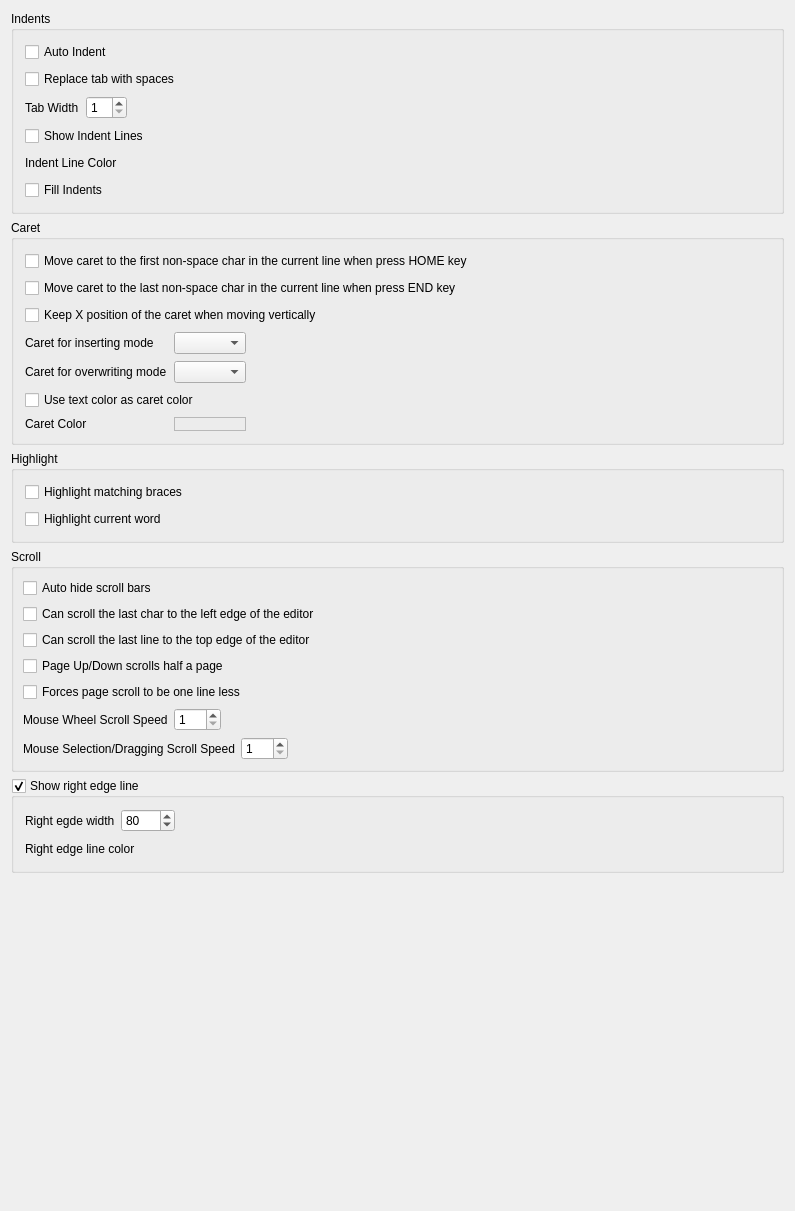
This is RedPandaIDE/settingsdialog/editorgeneralwidget.ui in royqh1979/RedPanda-CPP as Qt 5 draws it before an edit. The edited form follows.
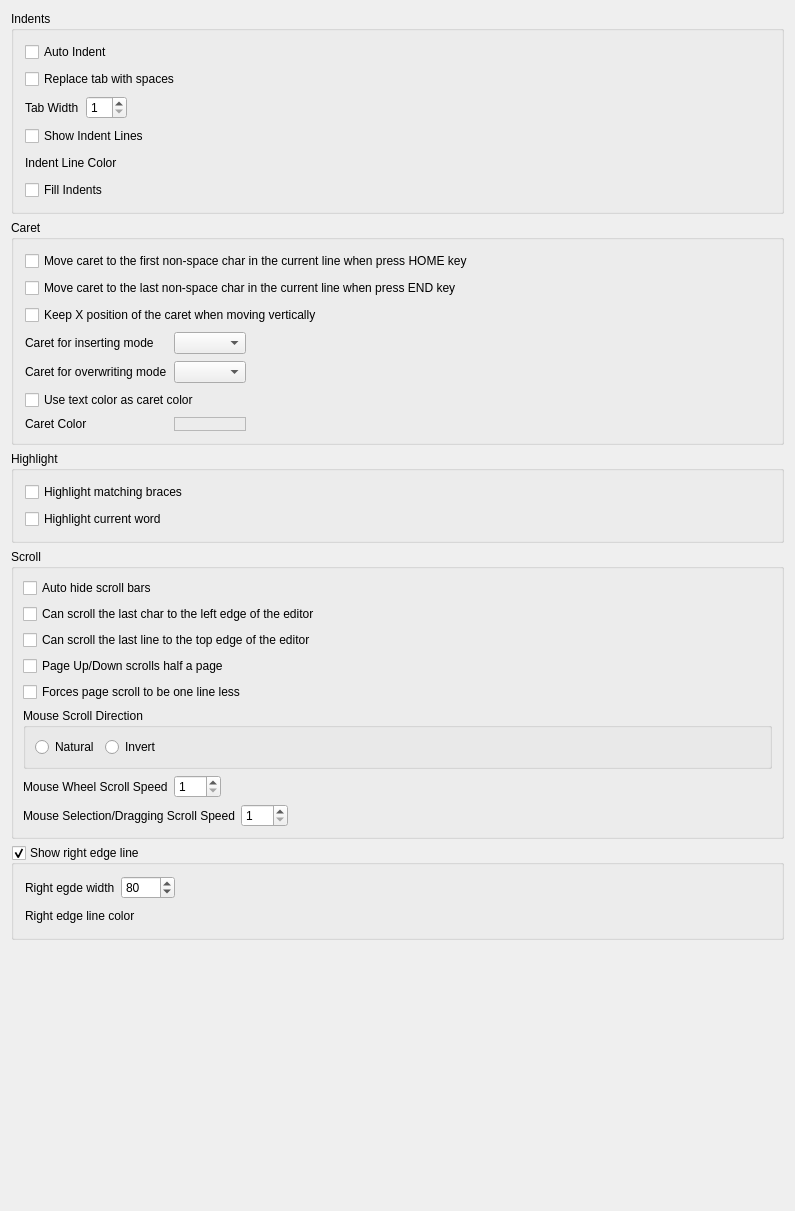
This is the edited form. Custom widgets are drawn as their Qt base class.

Commit message: - enhancement: "Mouse scroll direction" option in Options / Editor / General   - change: Invert scroll direction in horizontal, like in vertical.

Diff of the .ui file:
```diff
--- a/RedPandaIDE/settingsdialog/editorgeneralwidget.ui
+++ b/RedPandaIDE/settingsdialog/editorgeneralwidget.ui
@@ -367,6 +367,42 @@
         </property>
        </widget>
       </item>
+      <item>
+       <widget class="QGroupBox" name="groupBox_3">
+        <property name="title">
+         <string>Mouse Scroll Direction</string>
+        </property>
+        <layout class="QHBoxLayout" name="horizontalLayout_7">
+         <item>
+          <widget class="QRadioButton" name="rbNaturalScroll">
+           <property name="text">
+            <string>Natural</string>
+           </property>
+          </widget>
+         </item>
+         <item>
+          <widget class="QRadioButton" name="rbInvertScroll">
+           <property name="text">
+            <string>Invert</string>
+           </property>
+          </widget>
+         </item>
+         <item>
+          <spacer name="horizontalSpacer_8">
+           <property name="orientation">
+            <enum>Qt::Horizontal</enum>
+           </property>
+           <property name="sizeHint" stdset="0">
+            <size>
+             <width>40</width>
+             <height>20</height>
+            </size>
+           </property>
+          </spacer>
+         </item>
+        </layout>
+       </widget>
+      </item>
       <item>
        <widget class="QWidget" name="widget_6" native="true">
         <layout class="QHBoxLayout" name="horizontalLayout_3">
```
The commit also changes 10 other files.
